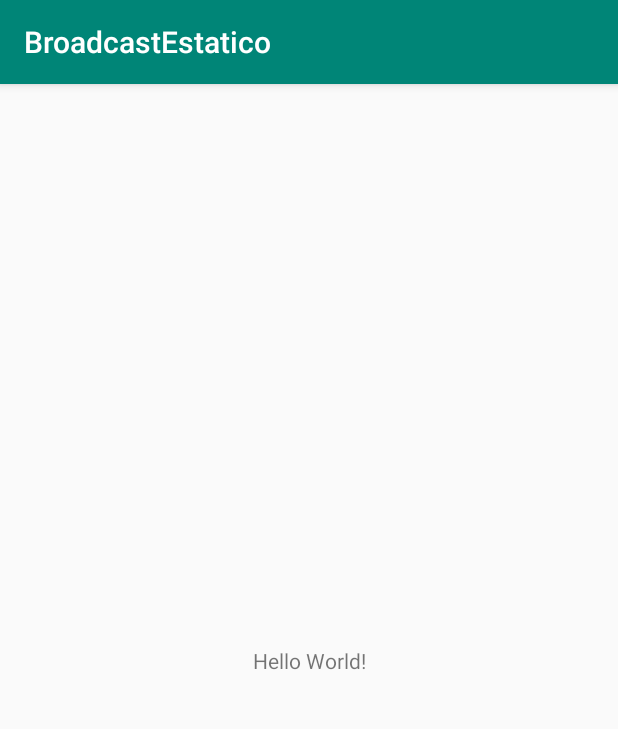
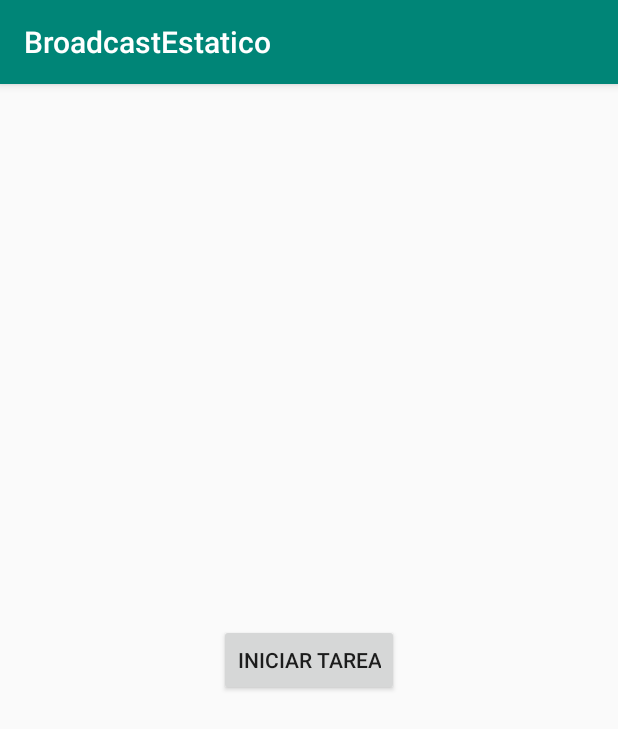
Before and after one commit to Ricindigus/BroadcastEstatico, an Android app: the screen it shows after launch (MainActivity), on a phone screen of 412 x 824 dp. Shown: the top 729 px of the screen. Run offline under Robolectric (Android 15) with nearby library versions, the phone set to English and light mode, and no system bars.

```diff
--- a/app/build.gradle
+++ b/app/build.gradle
@@ -5,7 +5,7 @@ android {
     buildToolsVersion "29.0.2"
     defaultConfig {
         applicationId "com.example.broadcastestatico"
-        minSdkVersion 26
+        minSdkVersion 28
         targetSdkVersion 28
         versionCode 1
         versionName "1.0"
--- a/app/src/main/java/com/example/broadcastestatico/CallWorker.java
+++ b/app/src/main/java/com/example/broadcastestatico/CallWorker.java
@@ -3,6 +3,8 @@ package com.example.broadcastestatico;
 import android.content.Context;
 import android.content.Intent;
 import android.net.Uri;
+import android.os.CountDownTimer;
+import android.widget.Toast;
 
 import androidx.annotation.NonNull;
 import androidx.work.Worker;
@@ -21,6 +23,7 @@ public class CallWorker extends Worker {
         String number = getInputData().getString("number");
         i1.setData(Uri.parse("tel:"+number));
         getApplicationContext().startActivity(i1);
+        Toast.makeText(getApplicationContext(), "hola", Toast.LENGTH_SHORT).show();
         return Result.success();
     }
 }
--- a/app/src/main/java/com/example/broadcastestatico/MainActivity.java
+++ b/app/src/main/java/com/example/broadcastestatico/MainActivity.java
@@ -1,6 +1,8 @@
 package com.example.broadcastestatico;
 
+import android.Manifest;
 import android.content.Intent;
+import android.content.pm.PackageManager;
 import android.net.Uri;
 import androidx.appcompat.app.AppCompatActivity;
 import androidx.work.Constraints;
@@ -11,44 +13,80 @@ import androidx.work.WorkManager;
 
 import android.os.Bundle;
 import android.telecom.Call;
+import android.view.View;
 
 import java.util.concurrent.TimeUnit;
 
 public class MainActivity extends AppCompatActivity {
+
 
     @Override
     protected void onCreate(Bundle savedInstanceState) {
         super.onCreate(savedInstanceState);
         setContentView(R.layout.activity_main);
 
+        if (android.os.Build.VERSION.SDK_INT >= android.os.Build.VERSION_CODES.M) {
+            if (checkSelfPermission(Manifest.permission.READ_PHONE_STATE) == PackageManager.PERMISSION_DENIED ||
+                    checkSelfPermission(Manifest.permission.CALL_PHONE) == PackageManager.PERMISSION_DENIED ||
+                    checkSelfPermission(Manifest.permission.ANSWER_PHONE_CALLS) == PackageManager.PERMISSION_DENIED) {
+                String[] permissions = {Manifest.permission.READ_PHONE_STATE,
+                        Manifest.permission.CALL_PHONE,
+                        Manifest.permission.ANSWER_PHONE_CALLS};
+                requestPermissions(permissions, 1);
+            }
+        }
+
+//        OneTimeWorkRequest compressionWork2 =
+//                new OneTimeWorkRequest.Builder(CallWorker.class)
+//                        .setConstraints(constraints)
+//                        .setInputData(data2.build())
+//                        .setInitialDelay(75,TimeUnit.SECONDS)
+//                        .build();
+//
+//        WorkManager.getInstance(this)
+//                .enqueue(compressionWork2);
+    }
+
+    public void iniciarTarea(View view) {
+
+
         Constraints constraints = new Constraints.Builder()
-                .setRequiresCharging(true)
                 .build();
 
         Data.Builder data1 = new Data.Builder();
         data1.putString("number","994595937");
+        data1.putInt("duration",1);
 
         Data.Builder data2 = new Data.Builder();
         data2.putString("number","999999222");
+        data2.putInt("duration",1);
 
         OneTimeWorkRequest compressionWork1 =
                 new OneTimeWorkRequest.Builder(CallWorker.class)
                         .setConstraints(constraints)
                         .setInputData(data1.build())
-                        .setInitialDelay(15,TimeUnit.SECONDS)
                         .build();
 
         WorkManager.getInstance(this)
                 .enqueue(compressionWork1);
 
-        OneTimeWorkRequest compressionWork2 =
-                new OneTimeWorkRequest.Builder(CallWorker.class)
-                        .setConstraints(constraints)
-                        .setInputData(data2.build())
-                        .setInitialDelay(75,TimeUnit.SECONDS)
-                        .build();
 
-        WorkManager.getInstance(this)
-                .enqueue(compressionWork2);
+//        OneTimeWorkRequest finalizeWork =
+//                new OneTimeWorkRequest.Builder(FinalizeWorker.class)
+//                        .setInitialDelay(15,TimeUnit.SECONDS)
+//                        .build();
+//
+//        WorkManager.getInstance(this)
+//                .enqueue(finalizeWork);
+
+//        OneTimeWorkRequest compressionWork2 =
+//                new OneTimeWorkRequest.Builder(CallWorker.class)
+//                        .setConstraints(constraints)
+//                        .setInitialDelay(10,TimeUnit.SECONDS)
+//                        .setInputData(data2.build())
+//                        .build();
+//
+//        WorkManager.getInstance(this)
+//                .enqueue(compressionWork2);
     }
 }
--- a/app/src/main/res/layout/activity_main.xml
+++ b/app/src/main/res/layout/activity_main.xml
@@ -6,13 +6,19 @@
     android:layout_height="match_parent"
     tools:context=".MainActivity">
 
-    <TextView
+    <Button
+        android:id="@+id/botonIniciar"
         android:layout_width="wrap_content"
         android:layout_height="wrap_content"
-        android:text="Hello World!"
+        android:layout_marginStart="8dp"
+        android:layout_marginTop="8dp"
+        android:layout_marginEnd="8dp"
+        android:layout_marginBottom="8dp"
+        android:text="iniciar Tarea"
+        android:onClick="iniciarTarea"
         app:layout_constraintBottom_toBottomOf="parent"
-        app:layout_constraintLeft_toLeftOf="parent"
-        app:layout_constraintRight_toRightOf="parent"
+        app:layout_constraintEnd_toEndOf="parent"
+        app:layout_constraintStart_toStartOf="parent"
         app:layout_constraintTop_toTopOf="parent" />
 
 </androidx.constraintlayout.widget.ConstraintLayout>
```
Also changed, not shown: app/src/main/java/com/example/broadcastestatico/CallingBroadcastReceiver.java (+1 -13 lines), app/src/main/java/com/example/broadcastestatico/FinalizeWorker.java (added, +48 -0 lines).
